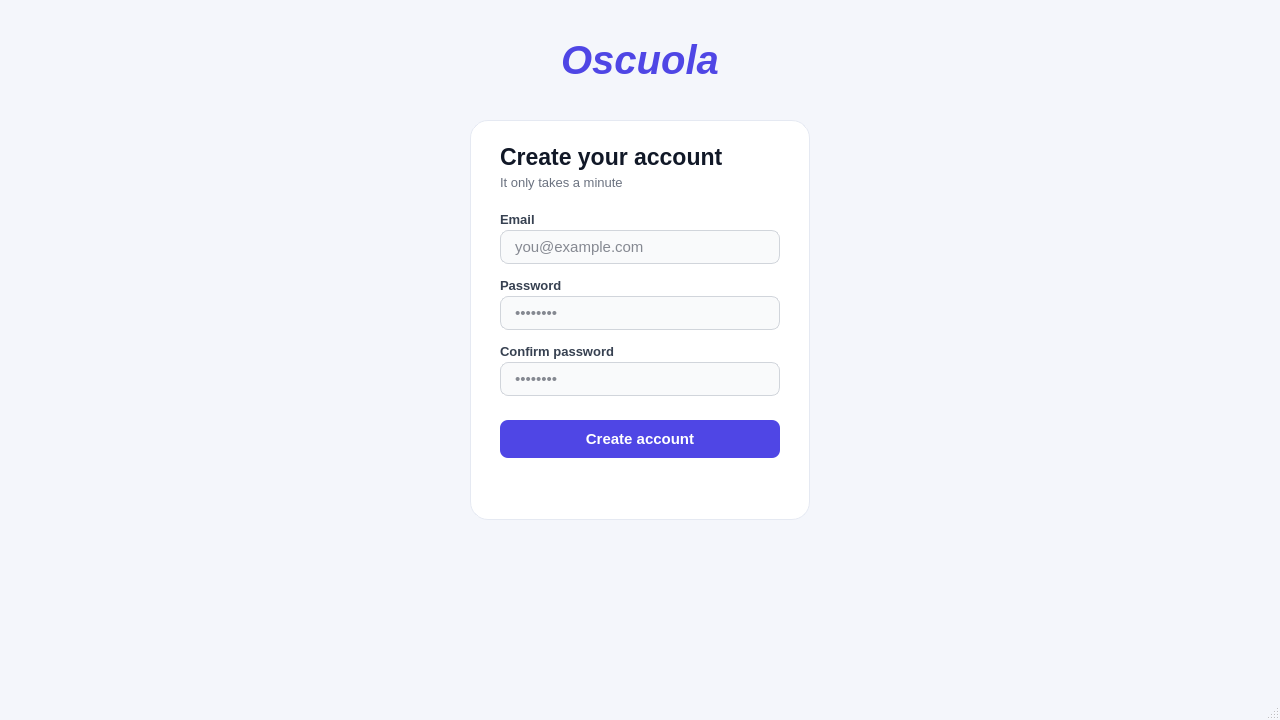
First picture: the form in Oscuola/mainwindow.ui, repository mohamed-adhd/Oscuola, before the edit.
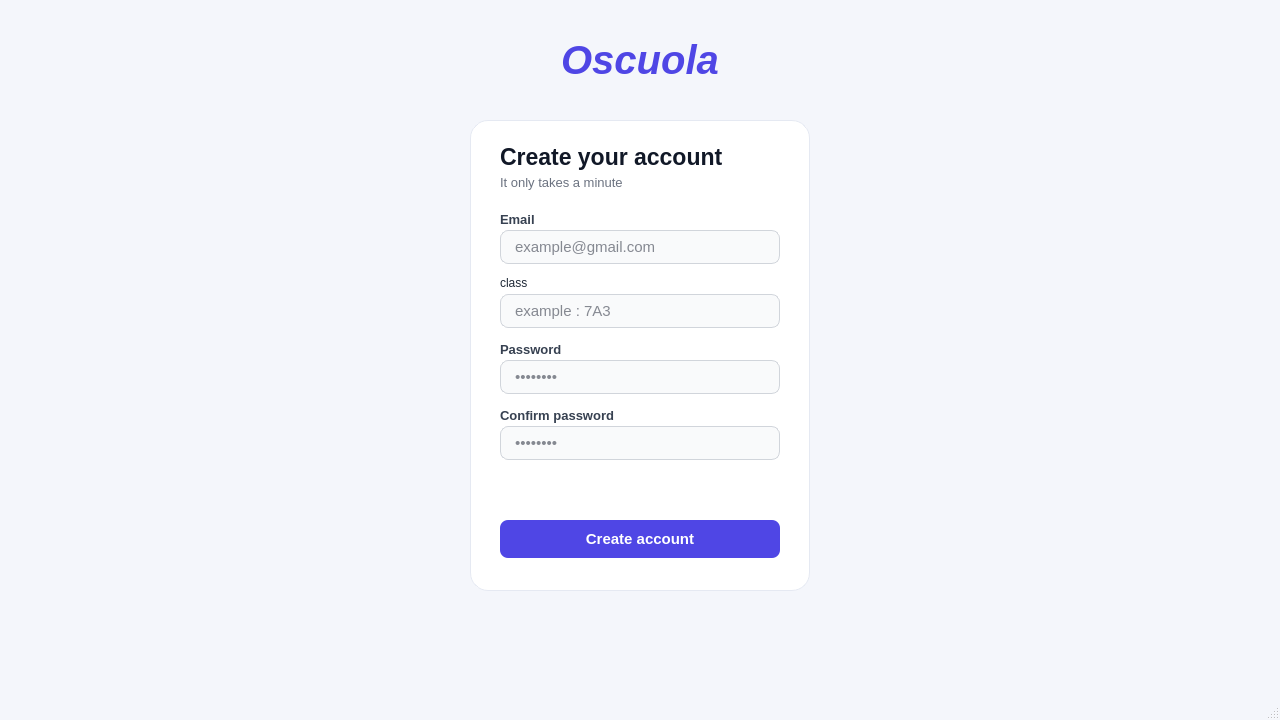
Second picture: the form after the edit. The open tabs and pages were chosen to show the change.

Patch:
```diff
--- a/Oscuola/mainwindow.ui
+++ b/Oscuola/mainwindow.ui
@@ -757,7 +757,7 @@
         <x>470</x>
         <y>120</y>
         <width>340</width>
-        <height>400</height>
+        <height>471</height>
        </rect>
       </property>
       <widget class="QLabel" name="form_title_reg">
@@ -809,14 +809,14 @@
         </rect>
        </property>
        <property name="placeholderText">
-        <string>you@example.com</string>
+        <string>example@gmail.com</string>
        </property>
       </widget>
       <widget class="QLabel" name="field_label_reg_password">
        <property name="geometry">
         <rect>
          <x>30</x>
-         <y>156</y>
+         <y>220</y>
          <width>120</width>
          <height>18</height>
         </rect>
@@ -829,7 +829,7 @@
        <property name="geometry">
         <rect>
          <x>30</x>
-         <y>176</y>
+         <y>240</y>
          <width>280</width>
          <height>34</height>
         </rect>
@@ -845,7 +845,7 @@
        <property name="geometry">
         <rect>
          <x>30</x>
-         <y>222</y>
+         <y>286</y>
          <width>160</width>
          <height>18</height>
         </rect>
@@ -858,7 +858,7 @@
        <property name="geometry">
         <rect>
          <x>30</x>
-         <y>242</y>
+         <y>306</y>
          <width>280</width>
          <height>34</height>
         </rect>
@@ -874,7 +874,7 @@
        <property name="geometry">
         <rect>
          <x>30</x>
-         <y>300</y>
+         <y>400</y>
          <width>280</width>
          <height>38</height>
         </rect>
@@ -886,6 +886,32 @@
         <string>Create account</string>
        </property>
       </widget>
+      <widget class="QLabel" name="field_label_reg_email_2">
+       <property name="geometry">
+        <rect>
+         <x>30</x>
+         <y>154</y>
+         <width>120</width>
+         <height>18</height>
+        </rect>
+       </property>
+       <property name="text">
+        <string>class</string>
+       </property>
+      </widget>
+      <widget class="QLineEdit" name="reg_email_2">
+       <property name="geometry">
+        <rect>
+         <x>30</x>
+         <y>174</y>
+         <width>280</width>
+         <height>34</height>
+        </rect>
+       </property>
+       <property name="placeholderText">
+        <string>example : 7A3</string>
+       </property>
+      </widget>
      </widget>
      <widget class="QLabel" name="reg_alert">
       <property name="geometry">
```
Left out of the diff: 2 changed lines with no effect on the pictures.
